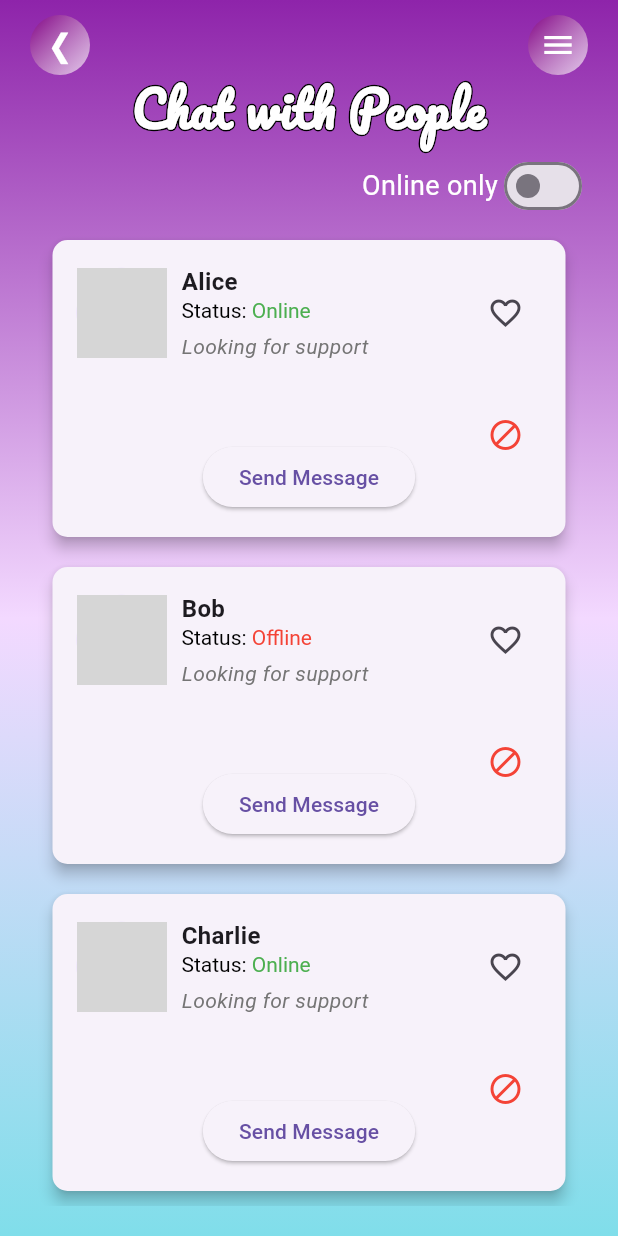
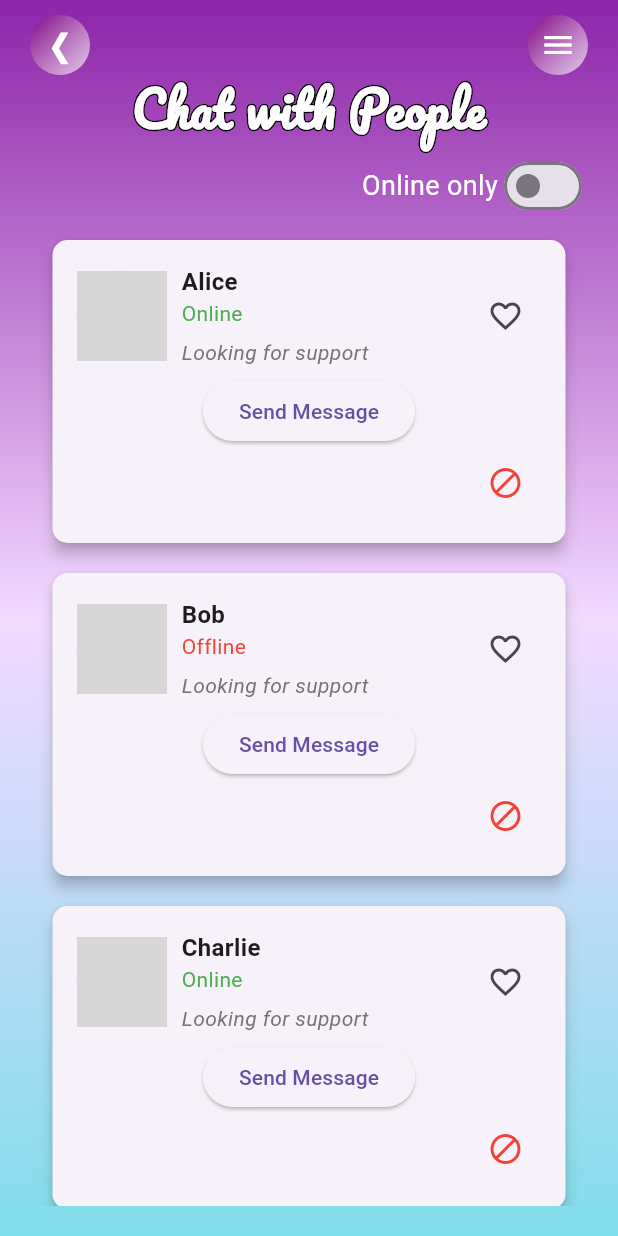
Before and after one commit to KostiaBurk/an_open_soul_app, a Flutter app: the PeopleChatScreen screen opened directly, on a phone screen of 412 x 824 dp. Run offline on Flutter 3.47's test engine with Material 3 defaults, Android fonts, the phone set to English and light mode, and no system bars; our stand-ins replace google_fonts; grey boxes are pictures that could not be loaded.

Commit message:
Обновил chat_screen и people_chat_screen

```diff
--- a/lib/screens/people_chat_screen.dart
+++ b/lib/screens/people_chat_screen.dart
@@ -1,6 +1,7 @@
 import 'package:flutter/material.dart';
 import 'package:google_fonts/google_fonts.dart';
-import 'package:an_open_soul_app/widgets/custom_drawer.dart'; // Импортируем CustomDrawer
+import 'package:an_open_soul_app/widgets/custom_drawer.dart';
+import 'package:an_open_soul_app/screens/chat_screen.dart';
 
 class PeopleChatScreen extends StatefulWidget {
   const PeopleChatScreen({super.key});
@@ -21,7 +22,7 @@ class _PeopleChatScreenState extends State<PeopleChatScreen> {
   @override
   Widget build(BuildContext context) {
     return Scaffold(
-      endDrawer: const CustomDrawer(), // Здесь теперь используется CustomDrawer
+      endDrawer: const CustomDrawer(),
       body: Stack(
         children: [
           // Фон
@@ -164,7 +165,7 @@ class _PeopleChatScreenState extends State<PeopleChatScreen> {
               ],
             ),
           ),
-          // Список карточек пользователей
+          // Список пользователей
           Positioned(
             top: MediaQuery.of(context).padding.top + 150,
             left: 20,
@@ -177,8 +178,6 @@ class _PeopleChatScreenState extends State<PeopleChatScreen> {
                   return const SizedBox.shrink();
                 }
                 return GestureDetector(
-                  onTapDown: (_) {},
-                  onTapUp: (_) {},
                   child: Card(
                     elevation: 4,
                     shape: RoundedRectangleBorder(
@@ -186,14 +185,14 @@ class _PeopleChatScreenState extends State<PeopleChatScreen> {
                     ),
                     margin: const EdgeInsets.symmetric(vertical: 10, horizontal: 15),
                     child: Padding(
-                      padding: const EdgeInsets.all(16), // Меньше отступы для уменьшения размера
+                      padding: const EdgeInsets.all(16),
                       child: Column(
                         crossAxisAlignment: CrossAxisAlignment.start,
                         children: [
                           Row(
                             children: [
                               const CircleAvatar(
-                                radius: 30, // Уменьшенный размер аватара
+                                radius: 30,
                                 backgroundImage: AssetImage('assets/images/avatar_placeholder.png'),
                               ),
                               const SizedBox(width: 10),
@@ -204,37 +203,24 @@ class _PeopleChatScreenState extends State<PeopleChatScreen> {
                                     Text(
                                       _users[index]['name']!,
                                       style: GoogleFonts.roboto(
-                                        fontSize: 16, // Меньший шрифт для уменьшения размера
+                                        fontSize: 16,
                                         fontWeight: FontWeight.bold,
                                       ),
                                     ),
-                                    RichText(
-                                      text: TextSpan(
-                                        children: [
-                                          TextSpan(
-                                            text: "Status: ",
+                                    Text(
+                                      _users[index]['status']!,
                                       style: GoogleFonts.roboto(
-                                              fontSize: 14, // Меньший шрифт
-                                              color: Colors.black,
-                                            ),
-                                          ),
-                                          TextSpan(
-                                            text: _users[index]['status'],
-                                            style: GoogleFonts.roboto(
-                                              fontSize: 14, // Меньший шрифт
+                                        fontSize: 14,
                                         color: _users[index]['status'] == 'Online'
                                             ? Colors.green
                                             : Colors.red,
                                       ),
                                     ),
-                                        ],
-                                      ),
-                                    ),
-                                    const SizedBox(height: 6), // Меньший отступ
+                                    const SizedBox(height: 6),
                                     Text(
                                       "Looking for support",
                                       style: GoogleFonts.roboto(
-                                        fontSize: 14, // Меньший шрифт
+                                        fontSize: 14,
                                         fontStyle: FontStyle.italic,
                                         color: Colors.grey[600],
                                       ),
@@ -242,7 +228,7 @@ class _PeopleChatScreenState extends State<PeopleChatScreen> {
                                   ],
                                 ),
                               ),
-                              // Иконка сердечка (справа сверху)
+                              // Иконка лайка (сердечко)
                               IconButton(
                                 icon: const Icon(Icons.favorite_border),
                                 onPressed: () {
@@ -251,12 +237,29 @@ class _PeopleChatScreenState extends State<PeopleChatScreen> {
                               ),
                             ],
                           ),
-                          const SizedBox(height: 5), // Меньший отступ
+                          const SizedBox(height: 5),
+                          // Кнопка отправки сообщения
+                          Center(
+                            child: ElevatedButton(
+                              onPressed: () {
+                                Navigator.push(
+                                  context,
+                                  MaterialPageRoute(
+                                    builder: (context) => ChatScreen(
+                                      userName: _users[index]['name']!,
+                                    ),
+                                  ),
+                                );
+                              },
+                              child: Text(
+                                'Send Message',
+                                style: GoogleFonts.roboto(fontSize: 14),
+                              ),
+                            ),
+                          ),
                           // Кнопка блокировки
                           Align(
                             alignment: Alignment.bottomRight,
-                            child: Transform.translate(
-                              offset: const Offset(0, 20),
                             child: IconButton(
                               icon: const Icon(Icons.block, color: Colors.red),
                               onPressed: () {
@@ -283,19 +286,6 @@ class _PeopleChatScreenState extends State<PeopleChatScreen> {
                               },
                             ),
                           ),
-                          ),
-                          // Кнопка отправки сообщения
-                          Center(
-                            child: ElevatedButton(
-                              onPressed: () {
-                                // Переход к чату с этим пользователем
-                              },
-                              child: Text(
-                                'Send Message',
-                                style: GoogleFonts.roboto(fontSize: 14),
-                              ),
-                            ),
-                          ),
                         ],
                       ),
                     ),
```
Also changed, not shown: lib/screens/chat_screen.dart (+83 -0 lines), 1 other file. Lines whose indentation alone changed are shown as unchanged.
